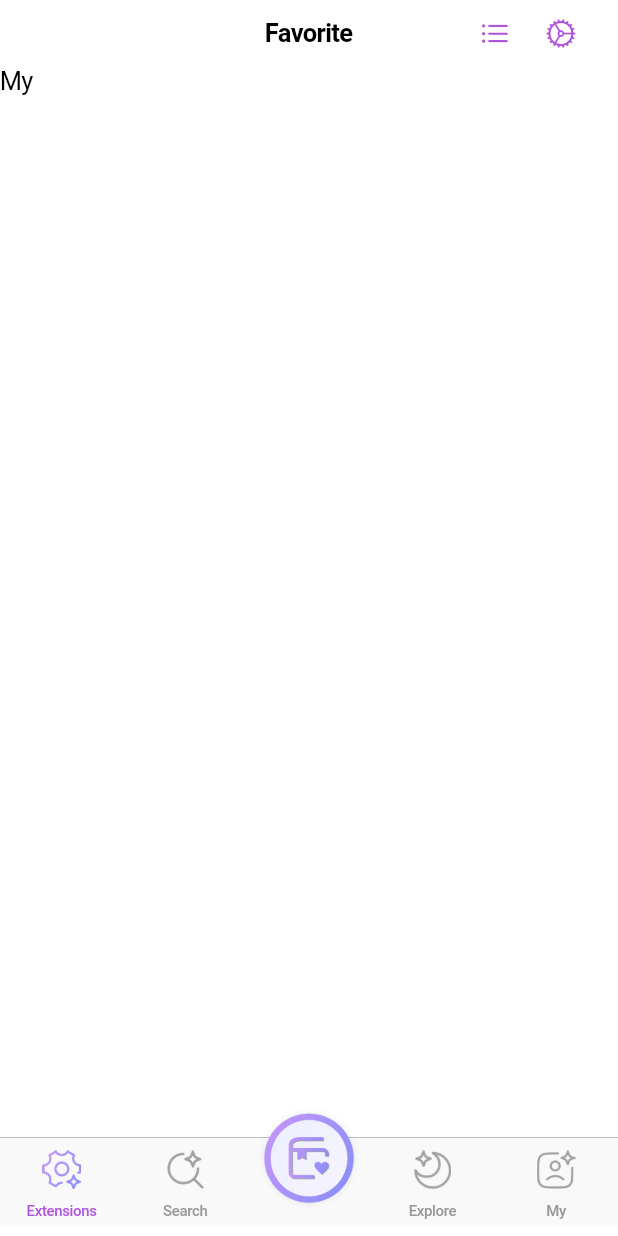
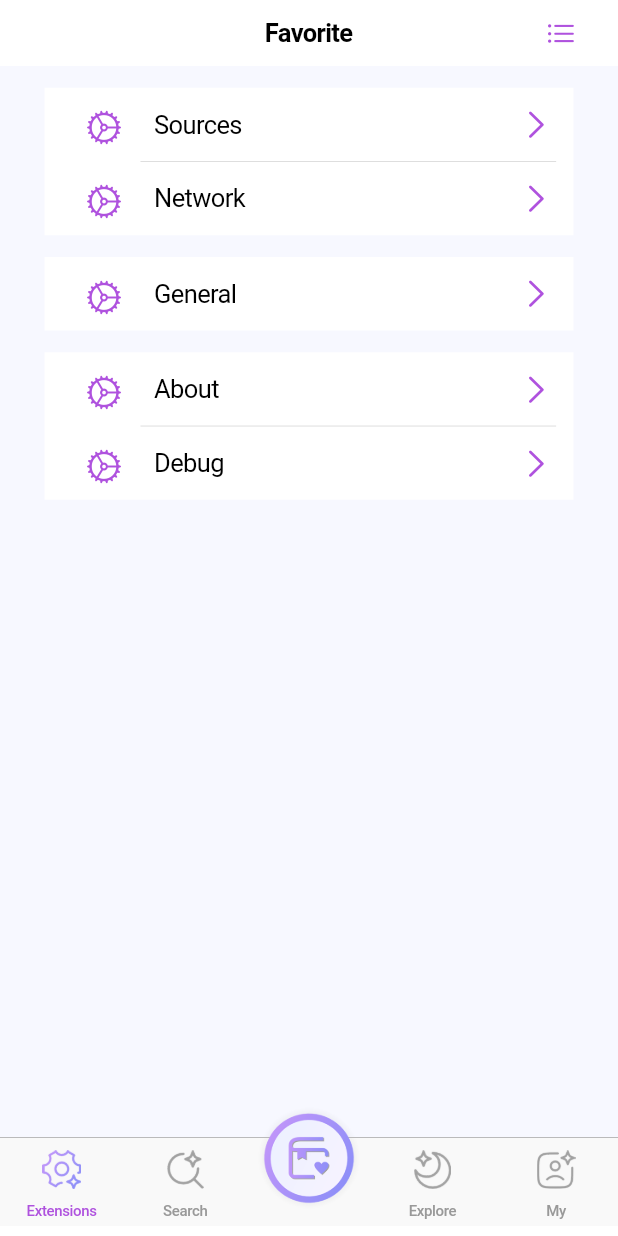
Before and after one commit to shanlihou/fishm, a Flutter app: the screen it shows after launch, swiped to page 5, on a phone screen of 412 x 824 dp. Run offline on Flutter 3.47's test engine with Material 3 defaults, Android fonts, the phone set to English and light mode, and no system bars; our stand-ins replace device_info_plus, dio, easy_refresh, flutter_screenutil, hive, hive_flutter and 5 more; missing offline and left inert: crypton, lua_dardo_co; accounts and stored records are empty; generated files the repository leaves out were written again; network calls fail.

Commit message:
update ui

```diff
--- a/lib/utils/utils_widget.dart
+++ b/lib/utils/utils_widget.dart
@@ -26,7 +26,7 @@ Widget comicTabBaseline(BuildContext context, {Color? backgroundColor}) {
                   alignment: Alignment.bottomCenter,
                   child: Text(
                     AppLocalizations.of(context)!.baseline,
-                    style: TextStyle(),
+                    style: TextStyle(fontSize: 24.spMin),
                   )),
             ),
             Expanded(
@@ -37,6 +37,7 @@ Widget comicTabBaseline(BuildContext context, {Color? backgroundColor}) {
                   style: TextStyle(
                     // #B886F8 88%
                     color: const Color(0xFFB886F8).withOpacity(0.88),
+                    fontSize: 24.spMin,
                   ),
                 ),
               ),
--- a/lib/views/pages/home.dart
+++ b/lib/views/pages/home.dart
@@ -72,17 +72,17 @@ class _HomeState extends State<Home>
                 );
               },
             ),
-            CupertinoButton(
-              padding: EdgeInsets.zero,
-              child: const Icon(CupertinoIcons.settings),
-              onPressed: () {
-                Navigator.push(
-                  context,
-                  CupertinoPageRoute(
-                      builder: (context) => const MainSettings()),
-                );
-              },
-            ),
+            // CupertinoButton(
+            //   padding: EdgeInsets.zero,
+            //   child: const Icon(CupertinoIcons.settings),
+            //   onPressed: () {
+            //     Navigator.push(
+            //       context,
+            //       CupertinoPageRoute(
+            //           builder: (context) => const MainSettings()),
+            //     );
+            //   },
+            // ),
           ],
         ),
       ),
--- a/lib/views/tabs/my_tab.dart
+++ b/lib/views/tabs/my_tab.dart
@@ -1,10 +1,86 @@
 import 'package:flutter/cupertino.dart';
+import 'package:flutter_screenutil/flutter_screenutil.dart';
+import 'package:toonfu/const/color_const.dart';
+import 'package:flutter_gen/gen_l10n/localizations.dart';
+
+import '../pages/settings/about_page.dart';
+import '../pages/settings/debug_setting_page.dart';
+import '../pages/settings/general_settings.dart';
+import '../pages/settings/network_settings.dart';
+import '../pages/settings/sources_settings.dart';
 
 class MyTab extends StatelessWidget {
   const MyTab({super.key});
 
+  Widget _buildSettingItem(
+      BuildContext context, String title, WidgetBuilder toPage) {
+    return GestureDetector(
+      onTap: () {
+        Navigator.push(context, CupertinoPageRoute(builder: toPage));
+      },
+      child: Row(
+        children: [
+          Container(
+              width: 80.w,
+              height: 80.h,
+              margin: EdgeInsets.fromLTRB(73.5.w, 43.h, 56.w, 29.h),
+              child: Icon(CupertinoIcons.settings)),
+          Expanded(child: Text(title)),
+          Container(
+              height: 75.h,
+              width: 75.w,
+              margin: EdgeInsets.only(right: 33.w),
+              child: Icon(CupertinoIcons.right_chevron)),
+        ],
+      ),
+    );
+  }
+
+  Widget _buildSettingGroup(List<Widget> children) {
+    List<Widget> childrenWithDivider = [];
+
+    for (int i = 0; i < children.length; i++) {
+      childrenWithDivider.add(children[i]);
+      if (i != children.length - 1) {
+        childrenWithDivider.add(Container(
+            margin: EdgeInsets.fromLTRB(183.w, 0, 33.w, 0),
+            height: 1.h,
+            color: lineColor));
+      }
+    }
+
+    return Container(
+      margin: EdgeInsets.fromLTRB(85.w, 45.h, 85.w, 0),
+      color: CupertinoColors.white,
+      child: Column(
+        children: childrenWithDivider,
+      ),
+    );
+  }
+
   @override
   Widget build(BuildContext context) {
-    return const Text('My');
+    return Container(
+        color: backgroundColor06,
+        child: Column(
+          children: [
+            _buildSettingGroup([
+              _buildSettingItem(context, AppLocalizations.of(context)!.sources,
+                  (context) => const SourcesSettings()),
+              _buildSettingItem(context, AppLocalizations.of(context)!.network,
+                  (context) => const NetworkSettings()),
+            ]),
+            _buildSettingGroup([
+              _buildSettingItem(context, AppLocalizations.of(context)!.general,
+                  (context) => const GeneralSettings()),
+            ]),
+            _buildSettingGroup([
+              _buildSettingItem(context, AppLocalizations.of(context)!.about,
+                  (context) => const AboutPage()),
+              _buildSettingItem(context, AppLocalizations.of(context)!.debug,
+                  (context) => const DebugSettingPage()),
+            ]),
+          ],
+        ));
   }
 }
--- a/lib/views/tabs/search_tab.dart
+++ b/lib/views/tabs/search_tab.dart
@@ -51,7 +51,7 @@ class _SearchTabState extends State<SearchTab> {
         Row(
           children: [
             Container(
-              margin: EdgeInsets.only(left: 200.w),
+              margin: EdgeInsets.fromLTRB(158.w, 46.h, 26.w, 0),
               width: 0.6.sw,
               child: CupertinoTextField(
                 controller: _searchController,
@@ -62,11 +62,16 @@ class _SearchTabState extends State<SearchTab> {
                 ),
               ),
             ),
-            CupertinoButton(
-              onPressed: _search,
-              padding: EdgeInsets.zero,
-              minSize: 0.1.sw,
-              child: const Icon(CupertinoIcons.search),
+            Container(
+              width: 80.w,
+              height: 80.h,
+              margin: EdgeInsets.fromLTRB(0, 58.h, 0, 0),
+              child: CupertinoButton(
+                onPressed: _search,
+                padding: EdgeInsets.zero,
+                minSize: 0.1.sw,
+                child: const Icon(CupertinoIcons.search),
+              ),
             ),
           ],
         ),
```
